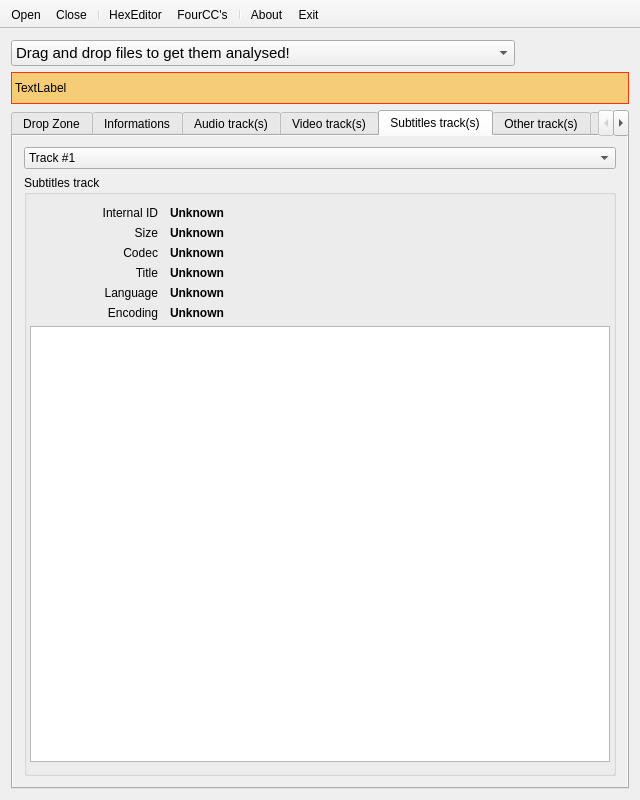
Qt form mini_analyser/ui/mainwindow.ui (emericg/MiniVideo) before a commit.
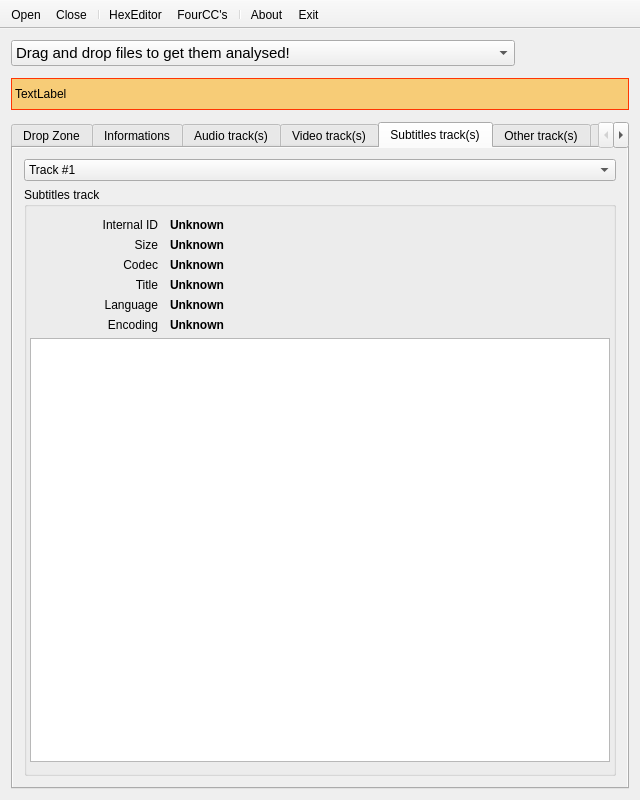
The same form after that commit. The open tabs and pages were chosen to show the change. Icons and pictures are not drawn.

Commit message: mini_analyser: more space for the main gui on mac

```diff
--- a/mini_analyser/ui/mainwindow.ui
+++ b/mini_analyser/ui/mainwindow.ui
@@ -34,6 +34,9 @@
   </property>
   <widget class="QWidget" name="centralWidget">
    <layout class="QGridLayout" name="gridLayout">
+    <property name="verticalSpacing">
+     <number>12</number>
+    </property>
     <item row="2" column="0" colspan="6">
      <widget class="QTabWidget" name="tabWidget">
       <property name="acceptDrops">
@@ -2559,7 +2562,7 @@
              <x>0</x>
              <y>0</y>
              <width>618</width>
-             <height>619</height>
+             <height>607</height>
             </rect>
            </property>
            <layout class="QVBoxLayout" name="verticalLayout_5">
```
